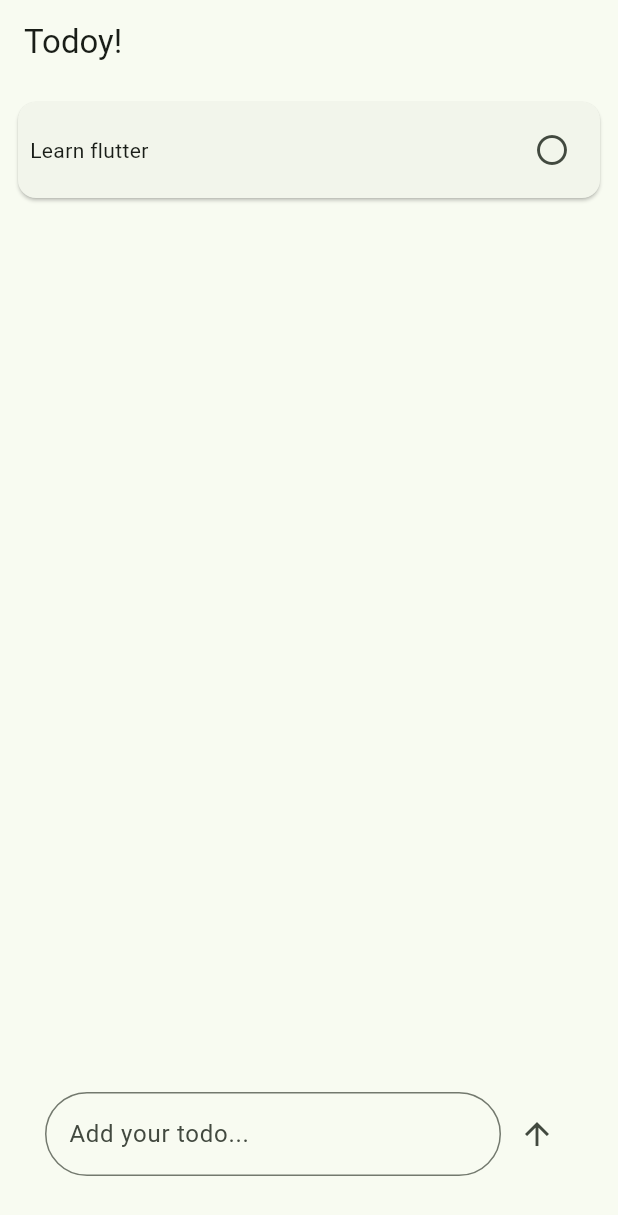
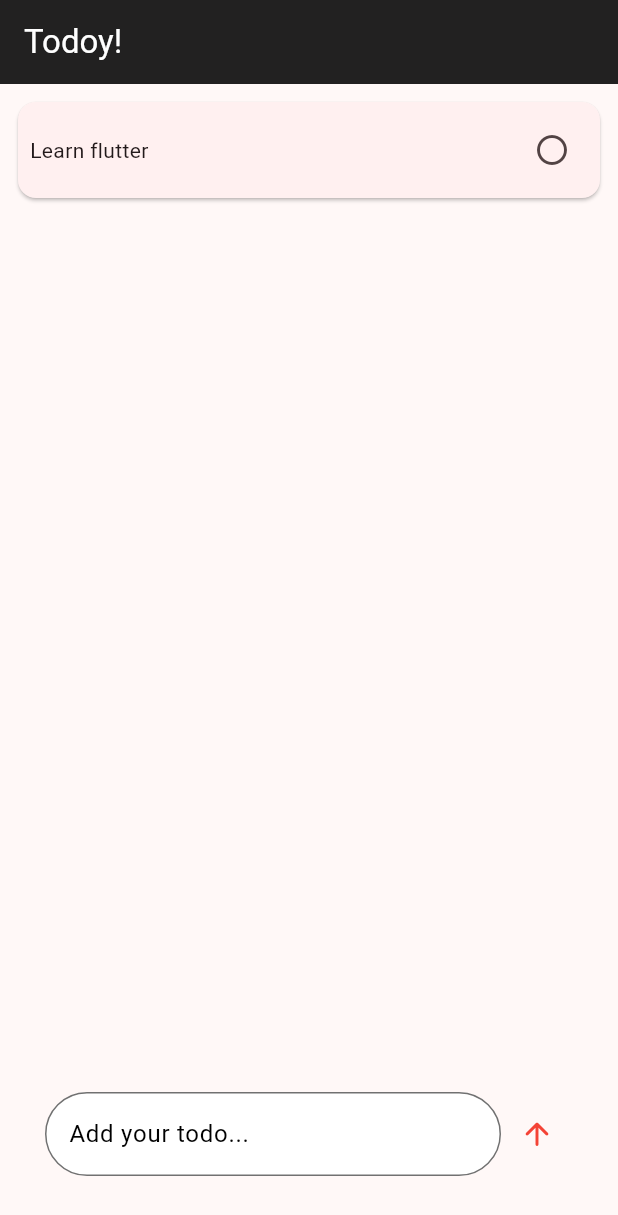
Before and after one commit to anchit-chandran/todoy, a Flutter app: the screen it shows after launch, on a phone screen of 412 x 824 dp. Shown: the top 1215 px of the screen. Run offline on Flutter 3.47's test engine with Material 3 defaults, Android fonts, the phone set to English and light mode, and no system bars.

Commit message:
adds styling
Signed-off-by: anchit-chandran <anchit97123@gmail.com>

```diff
--- a/lib/main.dart
+++ b/lib/main.dart
@@ -30,8 +30,8 @@ class MyApp extends StatelessWidget {
         //
         // This works for code too, not just values: Most code changes can be
         // tested with just a hot reload.
-        colorScheme: ColorScheme.fromSeed(
-            seedColor: const Color.fromARGB(255, 4, 223, 33)),
+        colorScheme:
+            ColorScheme.fromSeed(seedColor: Color.fromARGB(255, 230, 5, 83)),
 
         useMaterial3: true,
       ),
@@ -60,6 +60,11 @@ class _MainPageState extends State<MainPage> {
   void createNewTodo() {
     setState(() {
       String newTodo = textController.text;
+
+      if (newTodo.isEmpty) {
+        return;
+      }
+
       int index = todos.isNotEmpty ? todos.length : 0;
       todos.add(newTodo);
       listKey.currentState!.insertItem(index);
@@ -118,8 +123,18 @@ class _MainPageState extends State<MainPage> {
 
   @override
   Widget build(BuildContext context) {
-    return Scaffold(
-      appBar: AppBar(title: Text('Todoy!')),
+    return GestureDetector(
+      onTap: () {
+        FocusScope.of(context).unfocus();
+      },
+      child: Scaffold(
+        appBar: AppBar(
+          title: Text(
+            'Todoy!',
+            style: TextStyle(color: Colors.white),
+          ),
+          backgroundColor: Colors.black87,
+        ),
         body: Column(
           children: [
             Expanded(
@@ -133,8 +148,10 @@ class _MainPageState extends State<MainPage> {
                 Visibility(
                   visible: todos.isEmpty,
                   child: Center(
-                  child: Text("You're done for the day! ☀️",
-                      style: TextStyle(fontSize: 20)),
+                    child: Text(
+                      "You're done for the day! ☀️",
+                      style: TextStyle(fontSize: 20, color: Colors.black),
+                    ),
                   ),
                 )
               ]),
@@ -144,6 +161,7 @@ class _MainPageState extends State<MainPage> {
               onSubmit: createNewTodo,
             ),
           ],
+        ),
       ),
     );
   }
@@ -170,16 +188,40 @@ class SearchBox extends StatelessWidget {
             Expanded(
               child: TextField(
                   controller: controller,
+                  style: TextStyle(color: Colors.black),
                   decoration: InputDecoration(
+                    fillColor: Colors.white,
+                    filled: true,
                     labelText: 'Add your todo...',
+                    labelStyle: TextStyle(
+                        color: Colors
+                            .black), // Style for label when it is above the TextField
+                    floatingLabelStyle: TextStyle(
+                      color: Color.fromARGB(255, 74, 74, 74),
+                      backgroundColor: Colors.white,
+                    ), // Style for label when it is floating
+
                     border: OutlineInputBorder(
                       borderRadius: BorderRadius.circular(50),
-                        borderSide: BorderSide(),
-                      ))),
+                      borderSide: BorderSide(color: Colors.grey),
+                    ),
+                    enabledBorder: OutlineInputBorder(
+                      // Border color when TextField is enabled but not focused
+                      borderRadius: BorderRadius.circular(50),
+                      borderSide: BorderSide(color: const Color.fromARGB(255, 113, 113, 113)),
+                    ),
+                    focusedBorder: OutlineInputBorder(
+                      // Border color when TextField is focused
+                      borderRadius: BorderRadius.circular(50),
+                      borderSide: BorderSide(
+                          color: const Color.fromARGB(255, 156, 32, 32)),
+                    ),
+                  )),
             ),
             IconButton(
               onPressed: onSubmit,
-              icon: Icon(Icons.arrow_upward),
+              icon: Icon(Icons.arrow_upward_rounded),
+              color: Colors.red,
             )
           ],
         ));
```
Lines whose indentation alone changed are shown as unchanged.
